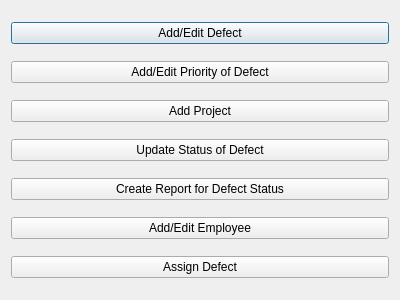
Qt form adminmenudialog.ui (270268743yoobeestudent/CS106) before a commit.
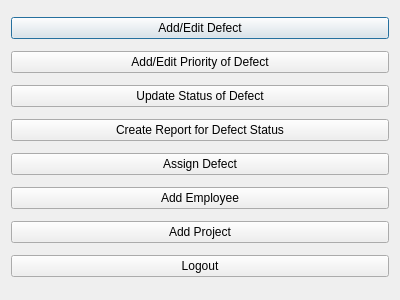
The same form after that commit.

The edit to the form file:
```diff
--- a/adminmenudialog.ui
+++ b/adminmenudialog.ui
@@ -28,13 +28,6 @@
      </property>
     </widget>
    </item>
-   <item>
-    <widget class="QPushButton" name="addProjectButton">
-     <property name="text">
-      <string>Add Project</string>
-     </property>
-    </widget>
-   </item>
    <item>
     <widget class="QPushButton" name="updateDefectStatusButton">
      <property name="text">
@@ -49,13 +42,6 @@
      </property>
     </widget>
    </item>
-   <item>
-    <widget class="QPushButton" name="addEditEmployeeButton">
-     <property name="text">
-      <string>Add/Edit Employee</string>
-     </property>
-    </widget>
-   </item>
    <item>
     <widget class="QPushButton" name="assignDefectButton">
      <property name="text">
@@ -63,6 +49,27 @@
      </property>
     </widget>
    </item>
+   <item>
+    <widget class="QPushButton" name="addEditEmployeeButton">
+     <property name="text">
+      <string>Add Employee</string>
+     </property>
+    </widget>
+   </item>
+   <item>
+    <widget class="QPushButton" name="addProjectButton">
+     <property name="text">
+      <string>Add Project</string>
+     </property>
+    </widget>
+   </item>
+   <item>
+    <widget class="QPushButton" name="logoutButton">
+     <property name="text">
+      <string>Logout</string>
+     </property>
+    </widget>
+   </item>
   </layout>
  </widget>
  <resources/>
```
